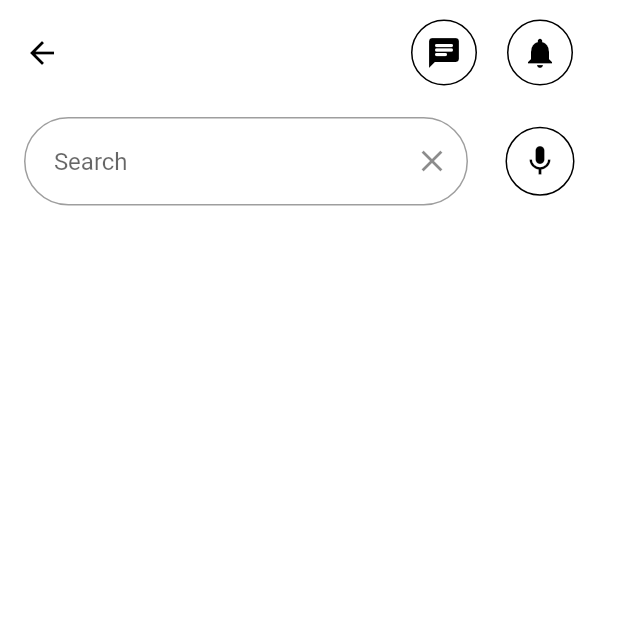
After one commit to Mahad871/automobile_management, a Flutter app: the SearchScreen screen opened directly, on a phone screen of 412 x 824 dp, the top half of it. The commit adds this screen. Run offline on Flutter 3.47's test engine with Material 2 defaults, Android fonts, the phone set to English and light mode, and no system bars.

Commit message:
Search Page Added

```diff
--- a/lib/Screens/home_page.dart
+++ b/lib/Screens/home_page.dart
@@ -3,6 +3,7 @@ import 'package:automobile_management/Common/reusable_card.dart';
 import 'package:automobile_management/Screens/chat_list_page.dart';
 import 'package:automobile_management/Screens/notificastion_page.dart';
 import 'package:automobile_management/Screens/profile_screen.dart';
+import 'package:automobile_management/Screens/search_page.dart';
 import 'package:flutter/cupertino.dart';
 import 'package:flutter/material.dart';
 import '../Common/constants.dart';
@@ -106,6 +107,11 @@ class _HomeScreenState extends State<HomeScreen> {
                     children: [
                       Expanded(
                         child: GestureDetector(
+                          onTap: () =>
+                              Navigator.of(context).push(MaterialPageRoute(
+                            builder: (context) =>
+                                const SearchScreen(title: "Toxic\nOnline"),
+                          )),
                           child: Container(
                             decoration: const BoxDecoration(
                                 borderRadius:
--- /dev/null
+++ b/lib/Screens/search_page.dart
@@ -0,0 +1,112 @@
+import 'package:automobile_management/Common/constants.dart';
+import 'package:automobile_management/Screens/chat_list_page.dart';
+import 'package:automobile_management/Screens/notificastion_page.dart';
+import 'package:flutter/material.dart';
+
+class SearchScreen extends StatefulWidget {
+  const SearchScreen({super.key, required this.title});
+  final String title;
+
+  @override
+  State<SearchScreen> createState() => _SearchScreenState();
+}
+
+class _SearchScreenState extends State<SearchScreen> {
+  // This controller will store the value of the search bar
+  final TextEditingController _searchController = TextEditingController();
+
+  @override
+  Widget build(BuildContext context) {
+    return Scaffold(
+        backgroundColor: Colors.white,
+        appBar: AppBar(
+          backgroundColor: Colors.transparent,
+          foregroundColor: textColor,
+          toolbarHeight: 70,
+          shadowColor: Colors.white,
+          elevation: 0,
+          actions: [
+            Padding(
+              padding: const EdgeInsets.only(right: 20),
+              child: Row(
+                mainAxisAlignment: MainAxisAlignment.spaceAround,
+                children: [
+                  OutlinedButton(
+                      style: OutlinedButton.styleFrom(
+                          shape: const CircleBorder(),
+                          fixedSize: const Size.fromRadius(22),
+                          side: const BorderSide(style: BorderStyle.solid)),
+                      onPressed: () {
+                        Navigator.of(context).push(MaterialPageRoute(
+                          builder: (context) => const ChatListScreen(),
+                        ));
+                      },
+                      child: const Icon(Icons.chat_rounded)),
+                  OutlinedButton(
+                      style: OutlinedButton.styleFrom(
+                          shape: const CircleBorder(),
+                          fixedSize: const Size.fromRadius(22),
+                          side: const BorderSide(style: BorderStyle.solid)),
+                      onPressed: () {
+                        Navigator.of(context).push(MaterialPageRoute(
+                          builder: (context) => const NotificationScreen(),
+                        ));
+                      },
+                      child: const Icon(Icons.notifications)),
+                ],
+              ),
+            ),
+          ],
+        ),
+        body: SafeArea(
+            child: Column(
+          children: [
+            Row(
+              mainAxisAlignment: MainAxisAlignment.center,
+              children: [
+                Flexible(
+                  child: Padding(
+                    padding: const EdgeInsets.all(8.0),
+                    child: Container(
+                      padding: const EdgeInsets.symmetric(horizontal: 8.0),
+                      child: TextField(
+                        controller: _searchController,
+                        decoration: InputDecoration(
+                          hintText: '  Search',
+                          // Add a clear button to the search bar
+                          suffixIcon: IconButton(
+                            icon: const Icon(Icons.clear),
+                            onPressed: () => _searchController.clear(),
+                          ),
+                          border: OutlineInputBorder(
+                            borderRadius: BorderRadius.circular(30.0),
+                            borderSide: const BorderSide(
+                              style: BorderStyle.solid,
+                              color: Colors.black,
+                            ),
+                          ),
+                        ),
+                      ),
+                    ),
+                  ),
+                ),
+                Padding(
+                  padding: const EdgeInsets.only(right: 20),
+                  child: OutlinedButton(
+                      style: OutlinedButton.styleFrom(
+                          fixedSize: const Size.fromRadius(23),
+                          shape: const CircleBorder(),
+                          side: const BorderSide(style: BorderStyle.solid)),
+                      onPressed: () {
+                        Navigator.of(context).push(MaterialPageRoute(
+                          builder: (context) => const NotificationScreen(),
+                        ));
+                      },
+                      child: const Icon(Icons.mic)),
+                ),
+              ],
+            ),
+          ],
+        )));
+  }
+}
```
Also changed, not shown: lib/Common/constants.dart (+36 -0 lines), lib/Screens/chat_screen.dart (added, +225 -0 lines), 94 other files.
